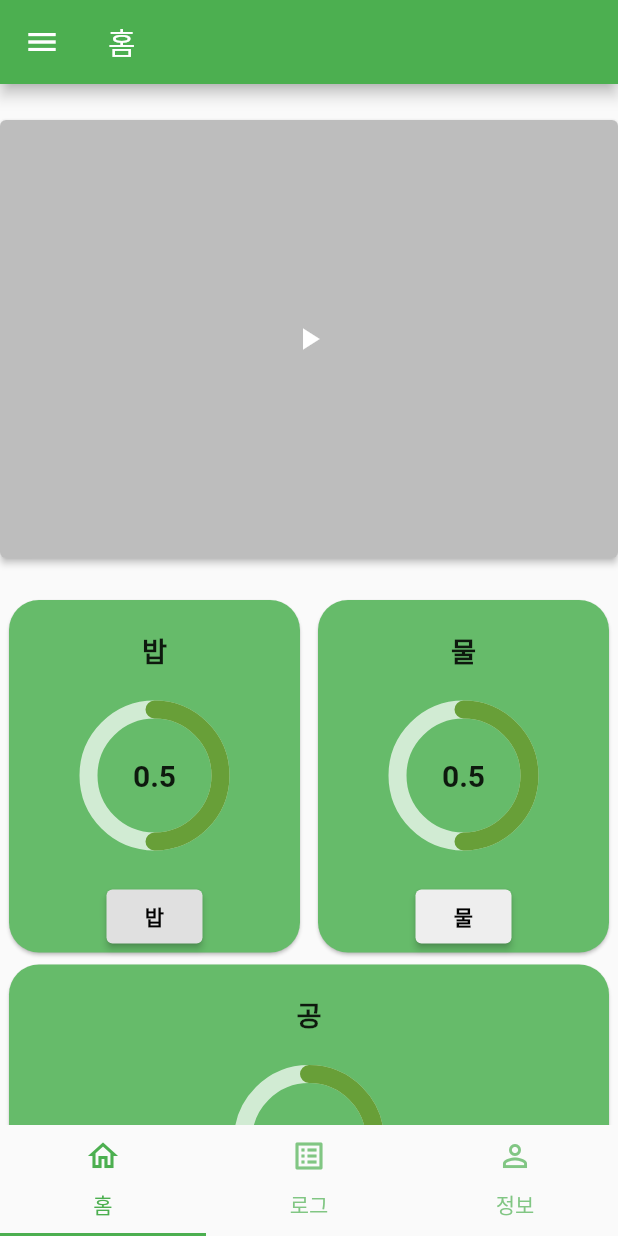
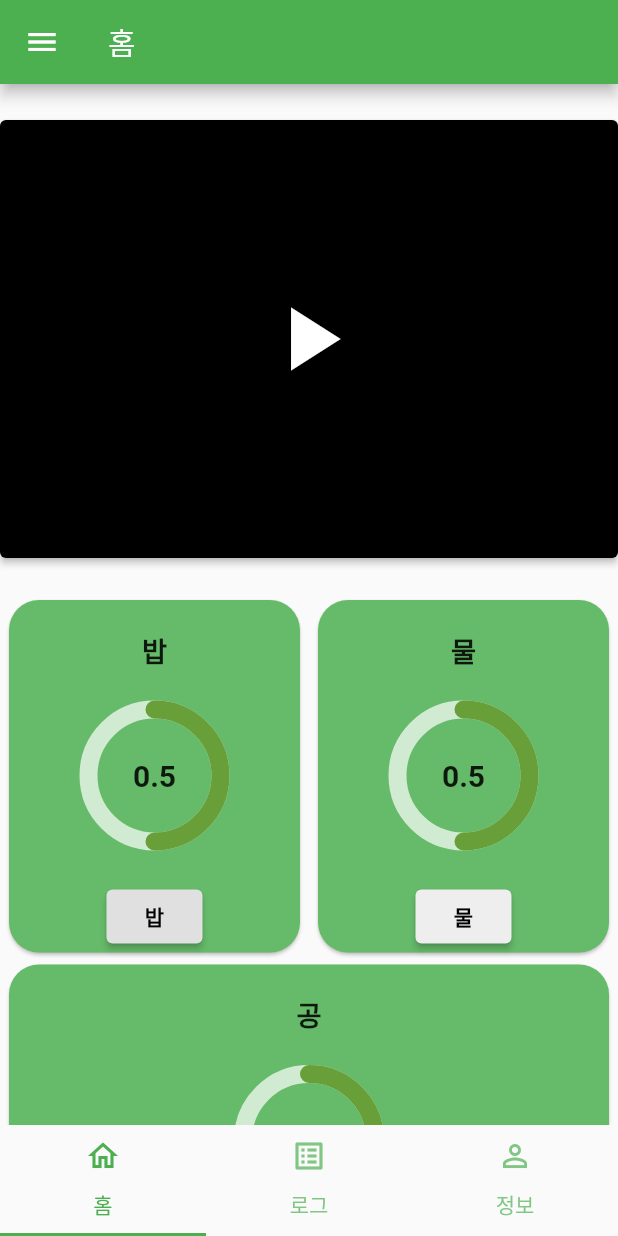
Before and after one commit to unh6uoj/pet_rest, a Flutter app: the screen it shows after launch, on a phone screen of 412 x 824 dp. Run offline on Flutter 3.47's test engine with Material 2 defaults, Android fonts, the phone set to English and light mode, and no system bars; drawn by our look-alikes of percent_indicator; our stand-ins replace sqflite, table_calendar; accounts and stored records are empty; network calls fail.

```diff
--- a/lib/screen_home.dart
+++ b/lib/screen_home.dart
@@ -60,8 +60,6 @@ class _VideoAreaState extends State<VideoArea> {
   Widget build(BuildContext context) {
     return Container(
         height: 340,
-        // watch() 함수를 통해 데이터 접근
-        // watch()는 UI를 바로 업데이트 함
         child: Padding(
             padding: const EdgeInsets.symmetric(vertical: 24.0),
             child: FractionallySizedBox(
@@ -88,9 +86,12 @@ class _VideoAreaState extends State<VideoArea> {
                           })
                       : ElevatedButton(
                           onPressed: context.watch<HomeProvider>().videoOn,
-                          style: ElevatedButton.styleFrom(
-                              primary: Colors.grey[400]),
-                          child: Icon(Icons.play_arrow)),
+                          style:
+                              ElevatedButton.styleFrom(primary: Colors.black),
+                          child: Icon(
+                            Icons.play_arrow,
+                            size: 72,
+                          )),
                 ))));
   }
 }
--- a/pubspec.yaml
+++ b/pubspec.yaml
@@ -34,6 +34,7 @@ dependencies:
   sqflite: ^2.0.0+4
   path: ^1.8.0
   path_provider: ^2.0.5
+  flutter_local_notifications: ^9.0.0
 
 dev_dependencies:
   flutter_native_splash: ^1.2.3
```
Also changed, not shown: lib/screen_info.dart (+6 -3 lines), lib/sqlite.dart (+13 -13 lines), pubspec.lock.
